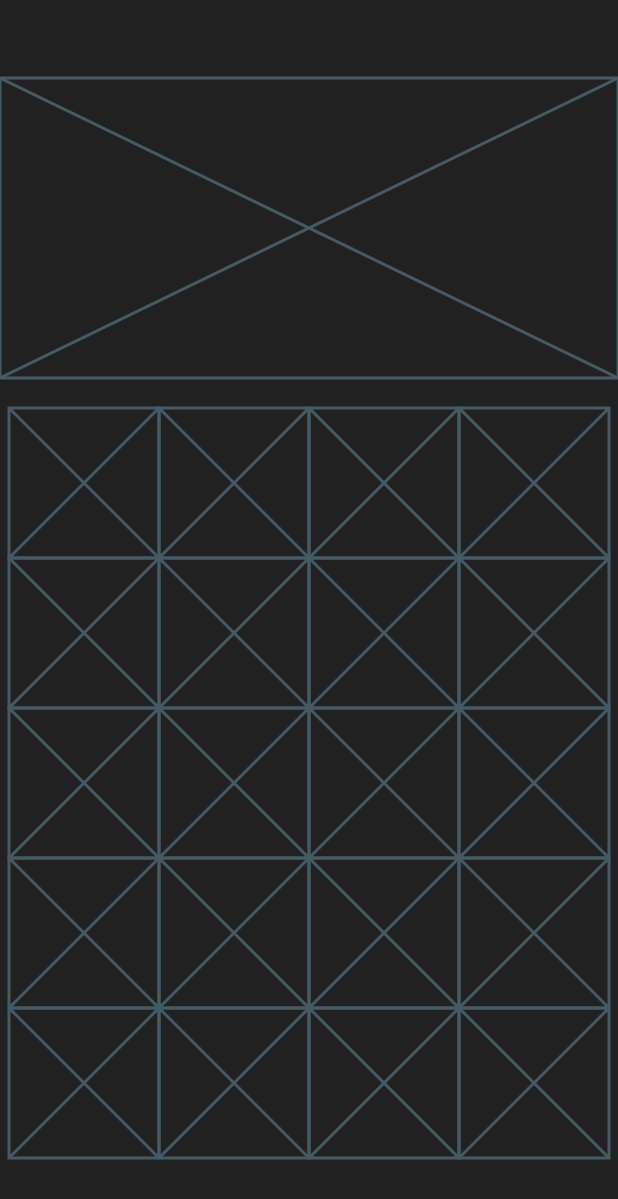
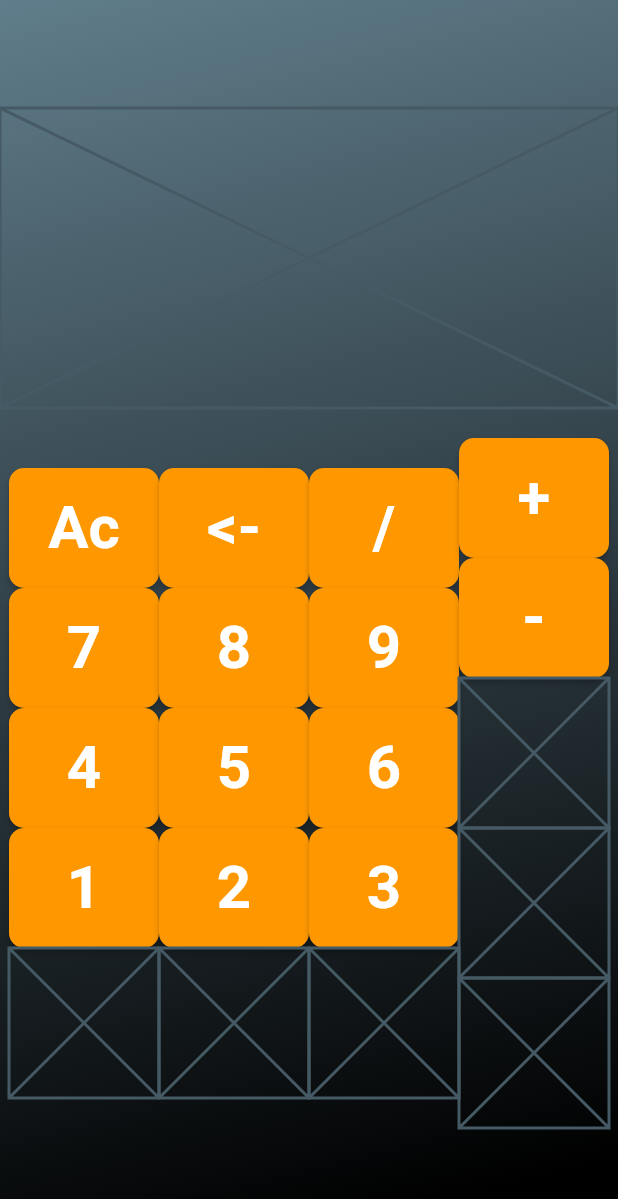
Before and after one commit to Luca-Landri/CalcoLandri, a Flutter app: the screen it shows after launch, on a phone screen of 412 x 824 dp. Shown: the top 1199 px of the screen. Run offline on Flutter 3.47's test engine with Material 2 defaults, Android fonts, the phone set to English and light mode, and no system bars.

Commit message:
Feat: Added button and bg

```diff
--- a/lib/app.dart
+++ b/lib/app.dart
@@ -1,3 +1,4 @@
+import 'package:calcolandri/components/Button.dart';
 import 'package:flutter/material.dart';
 
 class MyApp extends StatefulWidget {
@@ -14,7 +15,17 @@ class _MyAppState extends State<MyApp> {
       title: 'Calcolandri',
       home: Scaffold(
         body: Container(
-          color: Colors.black87,
+          decoration: BoxDecoration(
+            gradient: LinearGradient(
+              // ignore: prefer_const_literals_to_create_immutables
+              colors: [
+                Colors.blueGrey,
+                Colors.black,
+              ],
+              begin: Alignment.topLeft,
+              end: Alignment.bottomCenter,
+            ),
+          ),
           child: Column(
             mainAxisSize: MainAxisSize.max,
             mainAxisAlignment: MainAxisAlignment.center,
@@ -35,22 +46,18 @@ class _MyAppState extends State<MyApp> {
                       // ignore: prefer_const_literals_to_create_immutables
                       children: [
                         // ignore: prefer_const_constructors
-                        Placeholder(
-                          fallbackHeight: 100,
-                          fallbackWidth: 100,
+                        Button(
+                          label: "Ac",
                         ),
                         // ignore: prefer_const_constructors
-                        Placeholder(
-                          fallbackHeight: 100,
-                          fallbackWidth: 100,
+                        Button(
+                          label: "7",
                         ),
-                        Placeholder(
-                          fallbackHeight: 100,
-                          fallbackWidth: 100,
+                        Button(
+                          label: "4",
                         ),
-                        Placeholder(
-                          fallbackHeight: 100,
-                          fallbackWidth: 100,
+                        Button(
+                          label: "1",
                         ),
                         Placeholder(
                           fallbackHeight: 100,
@@ -62,22 +69,18 @@ class _MyAppState extends State<MyApp> {
                       // ignore: prefer_const_literals_to_create_immutables
                       children: [
                         // ignore: prefer_const_constructors
-                        Placeholder(
-                          fallbackHeight: 100,
-                          fallbackWidth: 100,
+                        Button(
+                          label: "<-",
                         ),
                         // ignore: prefer_const_constructors
-                        Placeholder(
-                          fallbackHeight: 100,
-                          fallbackWidth: 100,
+                        Button(
+                          label: "8",
                         ),
-                        Placeholder(
-                          fallbackHeight: 100,
-                          fallbackWidth: 100,
+                        Button(
+                          label: "5",
                         ),
-                        Placeholder(
-                          fallbackHeight: 100,
-                          fallbackWidth: 100,
+                        Button(
+                          label: "2",
                         ),
                         Placeholder(
                           fallbackHeight: 100,
@@ -89,22 +92,18 @@ class _MyAppState extends State<MyApp> {
                       // ignore: prefer_const_literals_to_create_immutables
                       children: [
                         // ignore: prefer_const_constructors
-                        Placeholder(
-                          fallbackHeight: 100,
-                          fallbackWidth: 100,
+                        Button(
+                          label: "/",
                         ),
                         // ignore: prefer_const_constructors
-                        Placeholder(
-                          fallbackHeight: 100,
-                          fallbackWidth: 100,
+                        Button(
+                          label: "9",
                         ),
-                        Placeholder(
-                          fallbackHeight: 100,
-                          fallbackWidth: 100,
+                        Button(
+                          label: "6",
                         ),
-                        Placeholder(
-                          fallbackHeight: 100,
-                          fallbackWidth: 100,
+                        Button(
+                          label: "3",
                         ),
                         Placeholder(
                           fallbackHeight: 100,
@@ -116,14 +115,12 @@ class _MyAppState extends State<MyApp> {
                       // ignore: prefer_const_literals_to_create_immutables
                       children: [
                         // ignore: prefer_const_constructors
-                        Placeholder(
-                          fallbackHeight: 100,
-                          fallbackWidth: 100,
+                        Button(
+                          label: "+",
                         ),
                         // ignore: prefer_const_constructors
-                        Placeholder(
-                          fallbackHeight: 100,
-                          fallbackWidth: 100,
+                        Button(
+                          label: "-",
                         ),
                         Placeholder(
                           fallbackHeight: 100,
```
